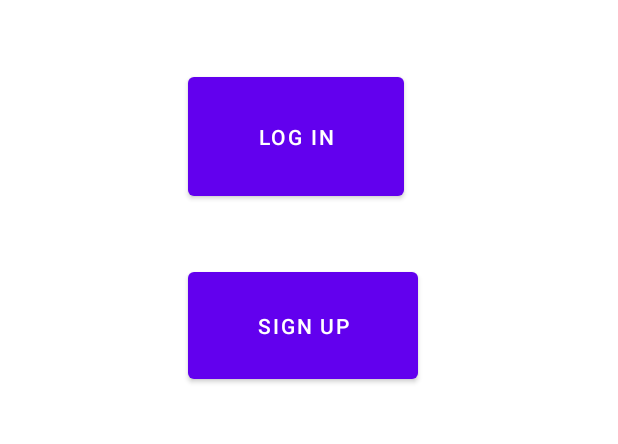
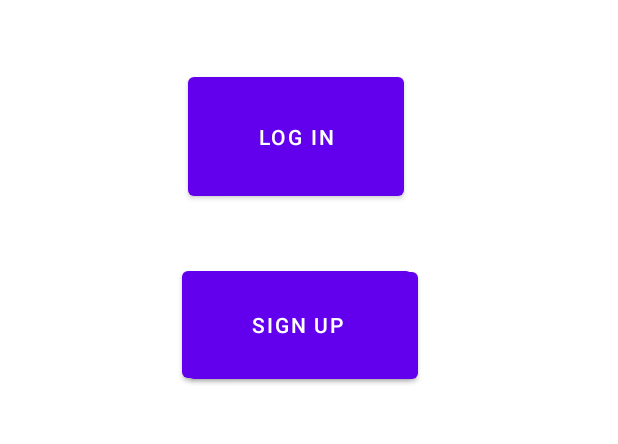
Before and after one commit to f-pulido-1/AssignmentTracker, an Android app: the screen it shows after launch (MainActivity), on a phone screen of 412 x 824 dp, the part 519-963 px from its top. Run offline under Robolectric (Android 15) with nearby library versions, the phone set to English and light mode, and no system bars.

```diff
--- a/app/src/main/res/layout/activity_main.xml
+++ b/app/src/main/res/layout/activity_main.xml
@@ -51,5 +51,17 @@
         app:layout_constraintTop_toBottomOf="@+id/mainLoginButton"
         app:layout_constraintVertical_bias="0.151" />
 
+    <Button
+        android:id="@+id/mainLoginButton2"
+        android:layout_width="153dp"
+        android:layout_height="83dp"
+        android:text="@string/sign_up"
+        app:layout_constraintBottom_toBottomOf="parent"
+        app:layout_constraintEnd_toEndOf="parent"
+        app:layout_constraintHorizontal_bias="0.469"
+        app:layout_constraintStart_toStartOf="parent"
+        app:layout_constraintTop_toBottomOf="@+id/mainLoginButton"
+        app:layout_constraintVertical_bias="0.148" />
+
 
 </androidx.constraintlayout.widget.ConstraintLayout>
```
